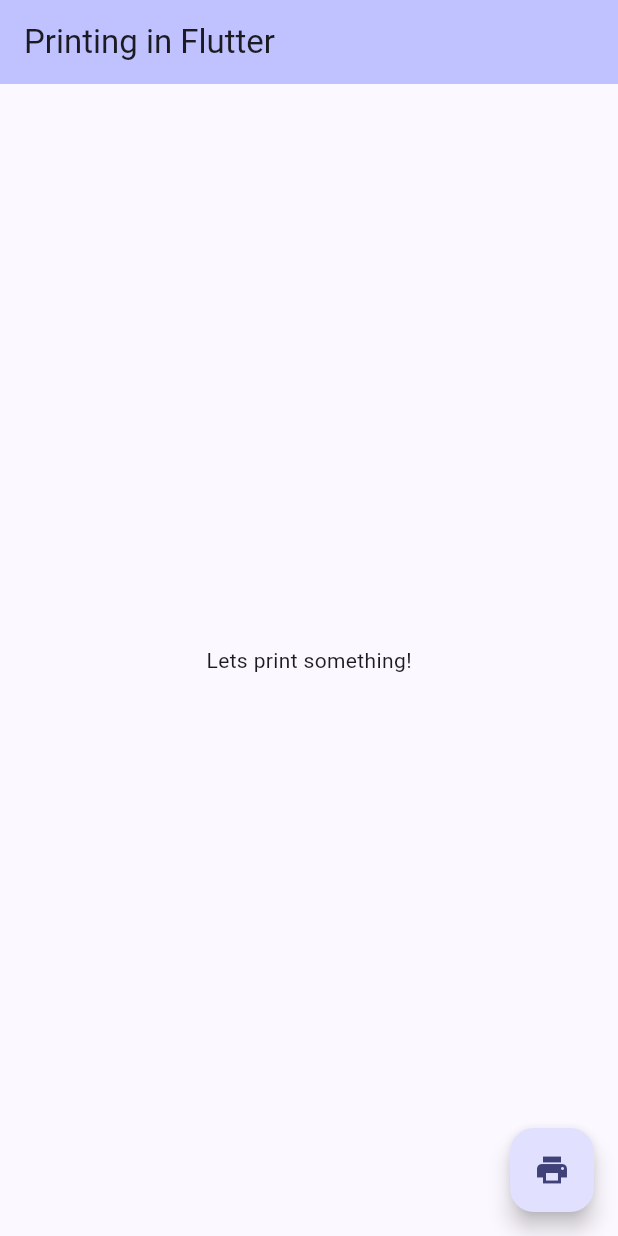
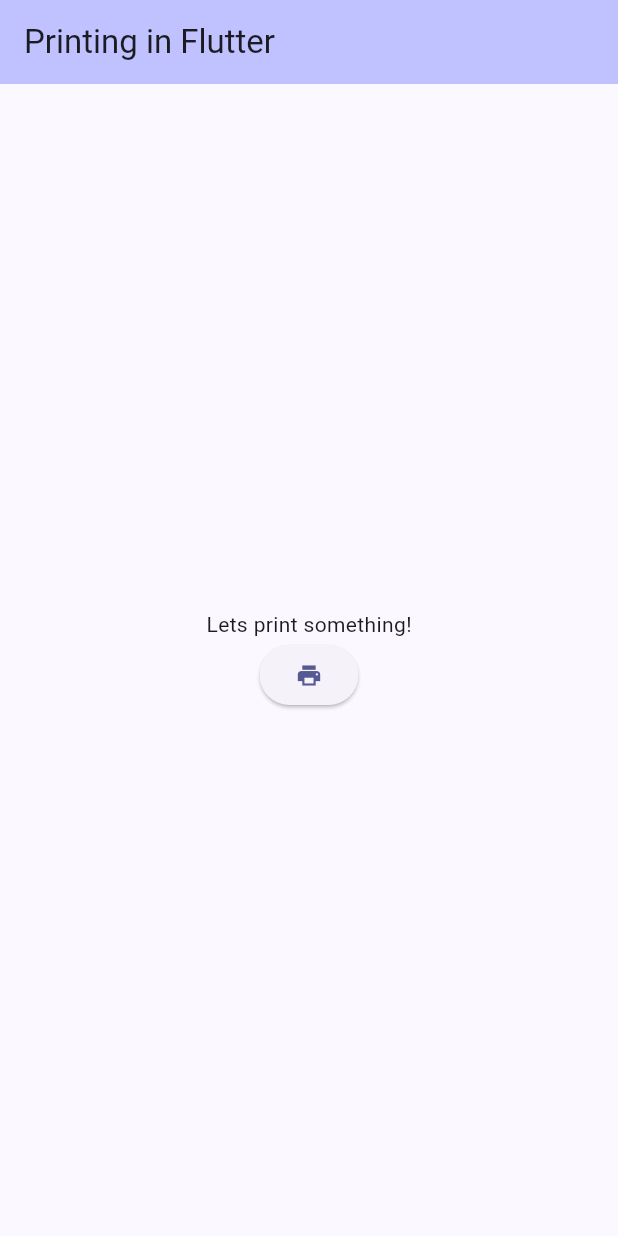
Before and after one commit to vincentm88/printing_in_flutter, a Flutter app: the screen it shows after launch, after a tap on the "print" icon, on a phone screen of 412 x 824 dp. Run offline on Flutter 3.47's test engine with Material 3 defaults, Android fonts, the phone set to English and light mode, and no system bars; our stand-ins replace pdf, printing.

Commit message:
printing from variable

```diff
--- a/lib/main.dart
+++ b/lib/main.dart
@@ -36,16 +36,22 @@ class MyHomePage extends StatefulWidget {
 }
 
 class _MyHomePageState extends State<MyHomePage> {
+  final tagline = 'Lets print something!';
   @override
   Widget build(BuildContext context) {
-    Future<void> printDocument() async {
+    Future<void> printDocument(tagline) async {
       final doc = pw.Document();
 
       doc.addPage(pw.Page(
           pageFormat: PdfPageFormat.a4,
           build: (pw.Context context) {
             return pw.Center(
-              child: pw.Text('Wow we are printing!'),
+              child: pw.Column(
+                children: [
+                  pw.Text(widget.title),
+                  pw.Text(tagline),
+                ],
+              ),
             );
           }));
 
@@ -63,18 +69,16 @@ class _MyHomePageState extends State<MyHomePage> {
         child: Column(
           mainAxisAlignment: MainAxisAlignment.center,
           children: <Widget>[
-            const Text(
-              'Lets print something!',
+            Text(
+              tagline,
             ),
+            ElevatedButton(
+                onPressed: () {
+                  printDocument(tagline);
+                },
+                child: Icon(Icons.print))
           ],
         ),
-      ),
-      floatingActionButton: FloatingActionButton(
-        onPressed: () {
-          printDocument();
-        },
-        tooltip: 'Print',
-        child: const Icon(Icons.print),
       ),
     );
   }
```
